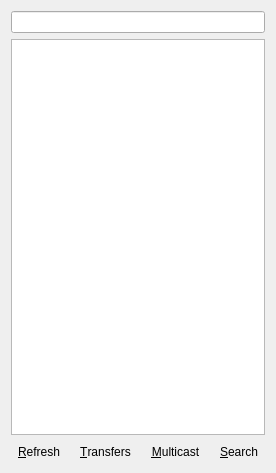
The window that ui/peerdialog.ui (shaan7/Kapotah) describes before a commit, drawn with Qt 5.
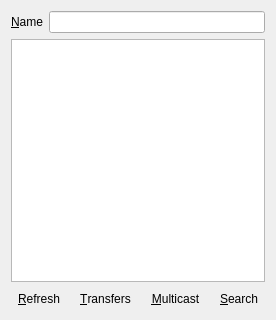
The same window after the commit. Icons and pictures are not drawn.

What changed in the file:
```diff
--- a/ui/peerdialog.ui
+++ b/ui/peerdialog.ui
@@ -9,8 +9,8 @@
    <rect>
     <x>0</x>
     <y>0</y>
-    <width>268</width>
-    <height>473</height>
+    <width>240</width>
+    <height>320</height>
    </rect>
   </property>
   <property name="windowTitle">
@@ -19,26 +19,56 @@
   <property name="layoutDirection">
    <enum>Qt::LeftToRight</enum>
   </property>
-  <layout class="QGridLayout" name="gridLayout">
-   <item row="0" column="0">
     <layout class="QVBoxLayout" name="verticalLayout">
      <item>
+    <layout class="QHBoxLayout" name="horizontalLayout_2">
+     <item>
+      <widget class="QLabel" name="label">
+       <property name="text">
+        <string>&amp;Name</string>
+       </property>
+       <property name="buddy">
+        <cstring>nameEdit</cstring>
+       </property>
+      </widget>
+     </item>
+     <item>
       <widget class="QLineEdit" name="nameEdit"/>
      </item>
+    </layout>
+   </item>
      <item>
-      <widget class="QListView" name="peersListView">
-       <property name="selectionMode">
-        <enum>QAbstractItemView::MultiSelection</enum>
-       </property>
-      </widget>
+    <widget class="QListView" name="peersListView"/>
      </item>
      <item>
       <layout class="QHBoxLayout" name="horizontalLayout">
        <item>
         <widget class="QToolButton" name="refreshButton">
+       <property name="minimumSize">
+        <size>
+         <width>0</width>
+         <height>0</height>
+        </size>
+       </property>
+       <property name="baseSize">
+        <size>
+         <width>0</width>
+         <height>0</height>
+        </size>
+       </property>
          <property name="text">
           <string>&amp;Refresh</string>
          </property>
+       <property name="icon">
+        <iconset resource="../systray.qrc">
+         <normaloff>:/images/refresh.png</normaloff>:/images/refresh.png</iconset>
+       </property>
+       <property name="iconSize">
+        <size>
+         <width>32</width>
+         <height>32</height>
+        </size>
+       </property>
          <property name="autoRaise">
           <bool>true</bool>
          </property>
@@ -46,9 +76,31 @@
        </item>
        <item>
         <widget class="QToolButton" name="transferButton">
+       <property name="minimumSize">
+        <size>
+         <width>0</width>
+         <height>0</height>
+        </size>
+       </property>
+       <property name="baseSize">
+        <size>
+         <width>0</width>
+         <height>0</height>
+        </size>
+       </property>
          <property name="text">
           <string>&amp;Transfers</string>
          </property>
+       <property name="icon">
+        <iconset resource="../systray.qrc">
+         <normaloff>:/images/transfer.png</normaloff>:/images/transfer.png</iconset>
+       </property>
+       <property name="iconSize">
+        <size>
+         <width>32</width>
+         <height>32</height>
+        </size>
+       </property>
          <property name="autoRaise">
           <bool>true</bool>
          </property>
@@ -56,9 +108,31 @@
        </item>
        <item>
         <widget class="QToolButton" name="multicastButton">
+       <property name="minimumSize">
+        <size>
+         <width>0</width>
+         <height>0</height>
+        </size>
+       </property>
+       <property name="baseSize">
+        <size>
+         <width>0</width>
+         <height>0</height>
+        </size>
+       </property>
          <property name="text">
           <string>&amp;Multicast</string>
          </property>
+       <property name="icon">
+        <iconset resource="../systray.qrc">
+         <normaloff>:/images/multicast.png</normaloff>:/images/multicast.png</iconset>
+       </property>
+       <property name="iconSize">
+        <size>
+         <width>32</width>
+         <height>32</height>
+        </size>
+       </property>
          <property name="autoRaise">
           <bool>true</bool>
          </property>
@@ -66,15 +140,35 @@
        </item>
        <item>
         <widget class="QToolButton" name="searchButton">
+       <property name="minimumSize">
+        <size>
+         <width>0</width>
+         <height>0</height>
+        </size>
+       </property>
+       <property name="baseSize">
+        <size>
+         <width>0</width>
+         <height>0</height>
+        </size>
+       </property>
          <property name="text">
           <string>&amp;Search</string>
          </property>
+       <property name="icon">
+        <iconset resource="../systray.qrc">
+         <normaloff>:/images/search.png</normaloff>:/images/search.png</iconset>
+       </property>
+       <property name="iconSize">
+        <size>
+         <width>32</width>
+         <height>32</height>
+        </size>
+       </property>
          <property name="autoRaise">
           <bool>true</bool>
          </property>
         </widget>
-       </item>
-      </layout>
      </item>
     </layout>
    </item>
```
Left out of the diff: 5 changed lines with no effect on the pictures. Lines whose indentation alone changed are shown as unchanged.
